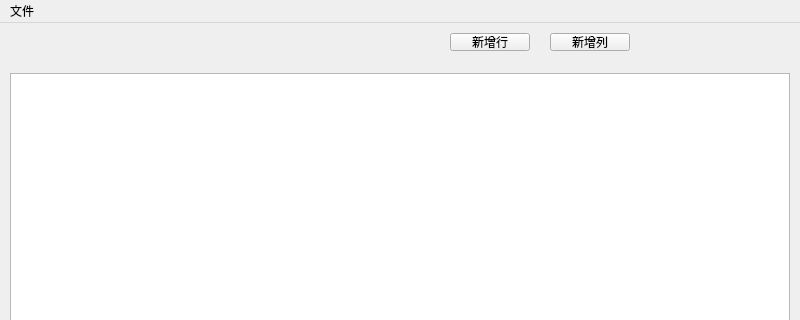
First picture: the form in mainwindow.ui, repository Autor727/excel, before the edit; both pictures show x 0 to 800 and y 0 to 320 of the 800 by 600 pixel window.
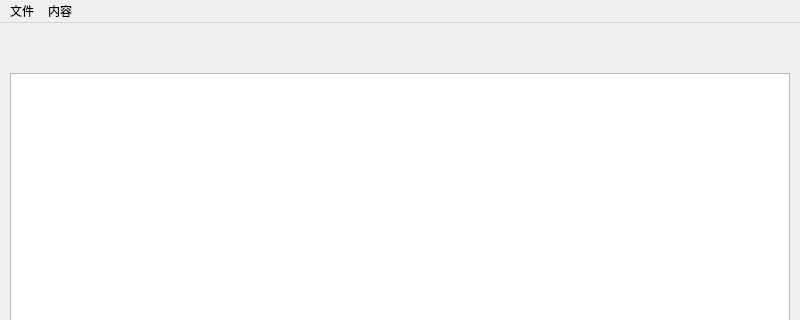
Second picture: the form after the edit.

```diff
--- a/mainwindow.ui
+++ b/mainwindow.ui
@@ -24,32 +24,6 @@
      </rect>
     </property>
    </widget>
-   <widget class="QPushButton" name="pushButton">
-    <property name="geometry">
-     <rect>
-      <x>450</x>
-      <y>10</y>
-      <width>80</width>
-      <height>18</height>
-     </rect>
-    </property>
-    <property name="text">
-     <string>新增行</string>
-    </property>
-   </widget>
-   <widget class="QPushButton" name="pushButton_2">
-    <property name="geometry">
-     <rect>
-      <x>550</x>
-      <y>10</y>
-      <width>80</width>
-      <height>18</height>
-     </rect>
-    </property>
-    <property name="text">
-     <string>新增列</string>
-    </property>
-   </widget>
   </widget>
   <widget class="QMenuBar" name="menubar">
    <property name="geometry">
@@ -68,7 +42,16 @@
     <addaction name="actionSave"/>
     <addaction name="actionNew"/>
    </widget>
+   <widget class="QMenu" name="menu_2">
+    <property name="title">
+     <string>内容</string>
+    </property>
+    <addaction name="actionInsert"/>
+    <addaction name="actionDelete"/>
+    <addaction name="actionSearch"/>
+   </widget>
    <addaction name="menu"/>
+   <addaction name="menu_2"/>
   </widget>
   <widget class="QStatusBar" name="statusbar"/>
   <action name="actionOPen">
```
Left out of the diff: 15 changed lines with no effect on the pictures.
